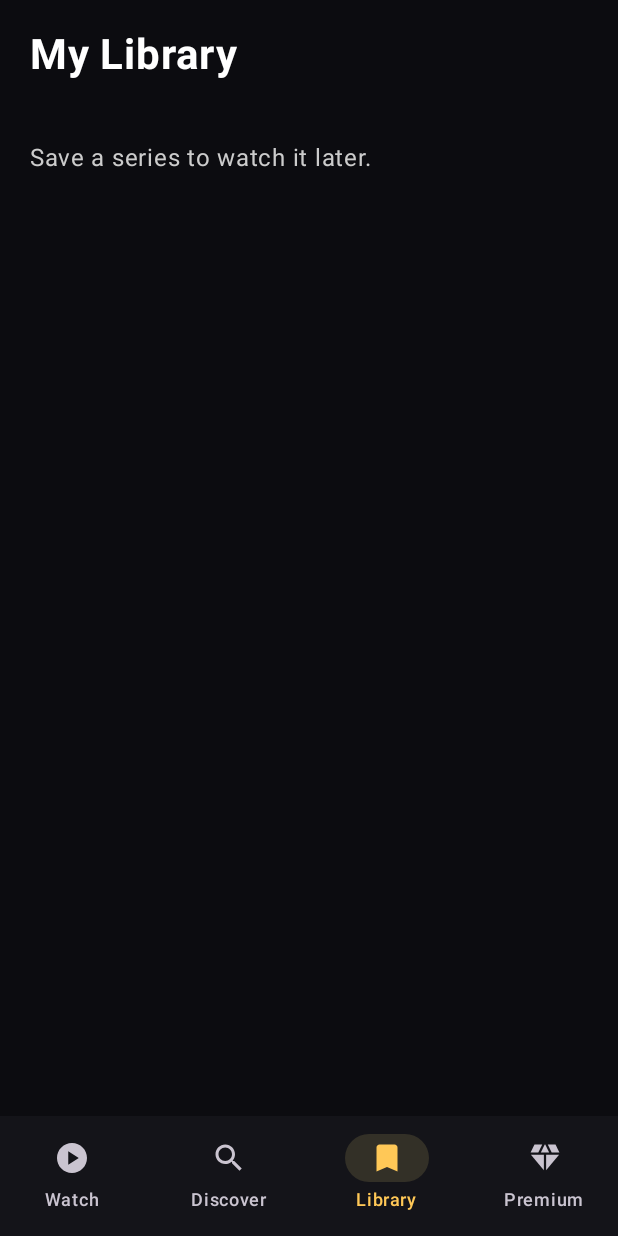
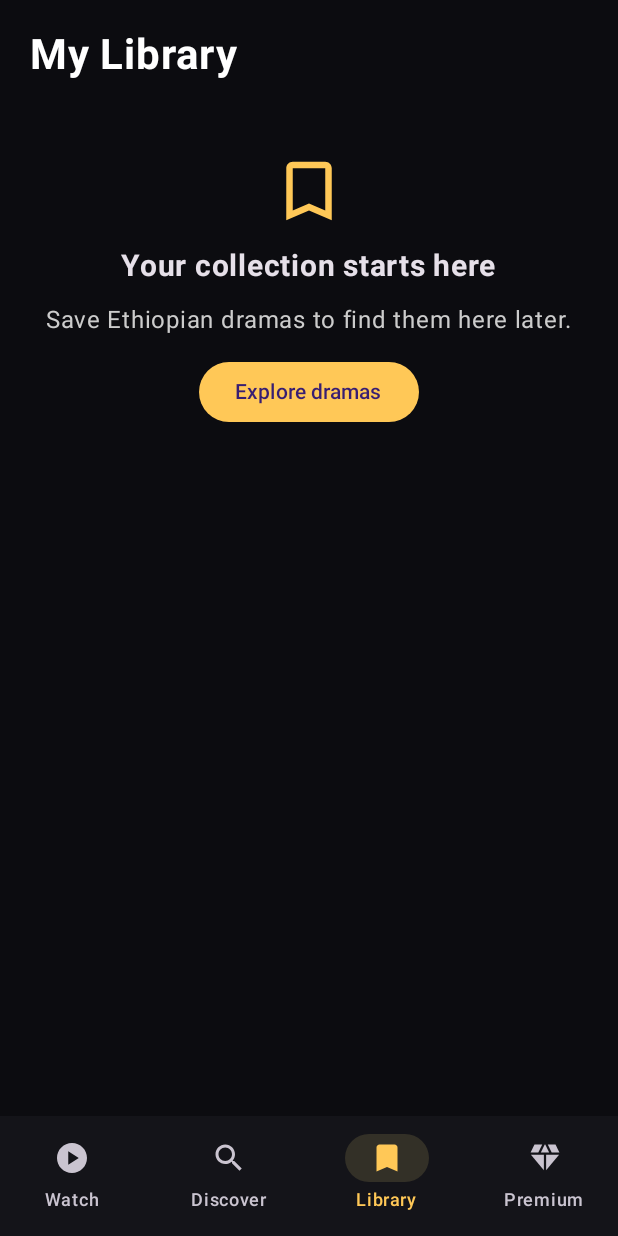
Before and after one commit to MahirG/AddisReel, an Android app built with Jetpack Compose: the screen it shows after launch (MainActivity), item 3 of the bottom bar chosen, on a phone screen of 412 x 824 dp. Run offline under Robolectric (Android 15) with nearby library versions, the phone set to English and light mode, and no system bars.

Commit message:
feat: improve Library with saved episode progress and remove actions

```diff
--- a/app/src/main/java/et/addisreel/app/MainActivity.kt
+++ b/app/src/main/java/et/addisreel/app/MainActivity.kt
@@ -300,8 +300,43 @@ private fun AddisReelApp() {
                     }
                     2 -> {
                         Header("My Library")
-                        if(saved.isEmpty()) Text("Save a series to watch it later.",Modifier.padding(20.dp),color=Color.LightGray)
-                        else LazyColumn { items(catalog.filter{it.title in saved}) { drama -> DramaRow(drama){selectDrama(drama);tab=0} } }
+                        if (saved.isEmpty()) {
+                            Column(
+                                Modifier.fillMaxWidth().padding(28.dp),
+                                horizontalAlignment = Alignment.CenterHorizontally,
+                                verticalArrangement = Arrangement.spacedBy(12.dp)
+                            ) {
+                                Icon(Icons.Default.BookmarkBorder, contentDescription = null, modifier = Modifier.size(52.dp), tint = Gold)
+                                Text("Your collection starts here", fontSize = 20.sp, fontWeight = FontWeight.Bold)
+                                Text("Save Ethiopian dramas to find them here later.", color = Color.LightGray)
+                                Button(onClick = { tab = 1 }) { Text("Explore dramas") }
+                            }
+                        } else {
+                            LazyColumn(
+                                contentPadding = PaddingValues(16.dp),
+                                verticalArrangement = Arrangement.spacedBy(12.dp)
+                            ) {
+                                item { Text("${saved.size} saved series", color = Color.LightGray) }
+                                items(catalog.filter { it.title in saved }) { drama ->
+                                    Column(verticalArrangement = Arrangement.spacedBy(4.dp)) {
+                                        DramaRow(drama) { selectDrama(drama); tab = 0 }
+                                        Row(
+                                            Modifier.fillMaxWidth(),
+                                            horizontalArrangement = Arrangement.SpaceBetween,
+                                            verticalAlignment = Alignment.CenterVertically
+                                        ) {
+                                            val lastEpisode = preferences.getInt("episode_" + drama.title, 1)
+                                                .coerceIn(1, drama.episodes)
+                                            Text("Continue · Episode $lastEpisode of ${drama.episodes}", color = Gold, fontSize = 12.sp)
+                                            TextButton(onClick = { toggleSaved(drama.title) }) {
+                                                Icon(Icons.Default.BookmarkRemove, contentDescription = null, modifier = Modifier.size(16.dp))
+                                                Text("Remove")
+                                            }
+                                        }
+                                    }
+                                }
+                            }
+                        }
                     }
                     else -> {
                         Header("AddisReel Premium")
```
